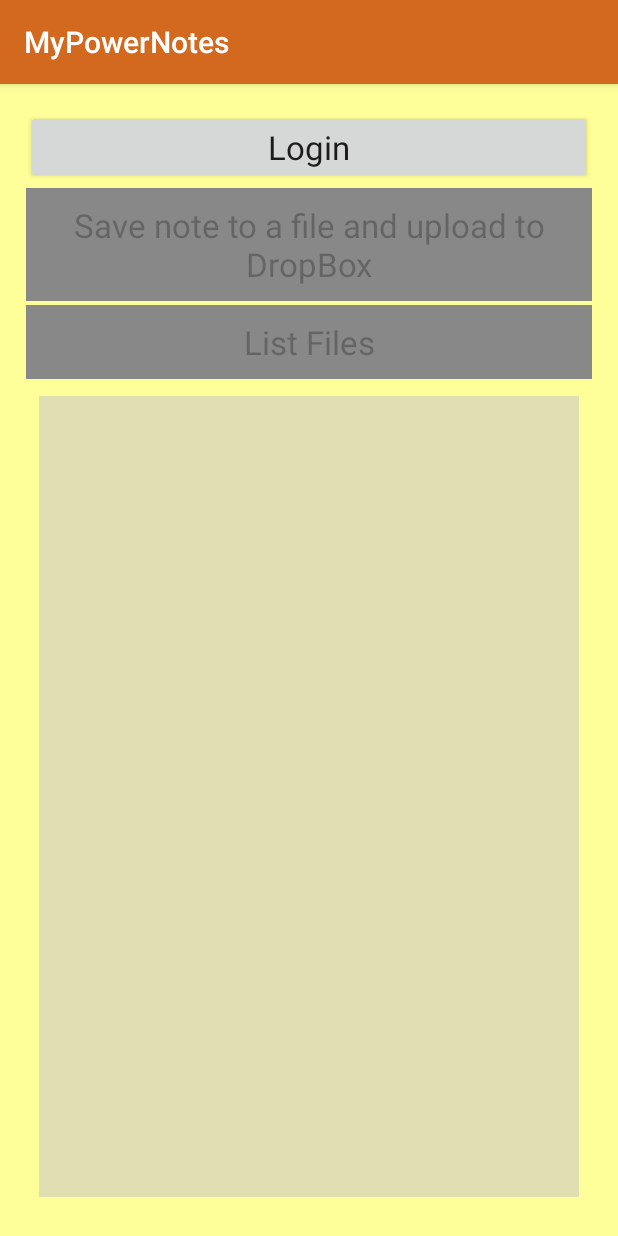
After one commit to overclocker21/MyPowerNotes, an Android app: the DropBoxActivity screen opened directly, with no data from a screen before it, on a phone screen of 412 x 824 dp. The commit adds this screen. Run offline under Robolectric (Android 15) with nearby library versions, the phone set to English and light mode, and no system bars; libraries missing offline, so code that uses them is left out: com.dropbox.client2; 6 statements that could not run were skipped.

Commit message:
Added DropBox functionality

```diff
--- a/app/build.gradle
+++ b/app/build.gradle
@@ -26,4 +26,6 @@ dependencies {
     compile files('libs/activation.jar')
     compile files('libs/additionnal.jar')
     compile files('libs/mail.jar')
+    compile files('libs/dropbox-android-sdk-1.6.3.jar')
+    compile files('libs/json_simple-1.1.jar')
 }
--- /dev/null
+++ b/app/src/main/java/com/androbro/mypowernotes/DropBoxActivity.java
@@ -0,0 +1,218 @@
+package com.androbro.mypowernotes;
+
+import android.content.Context;
+import android.content.DialogInterface;
+import android.content.Intent;
+import android.content.SharedPreferences;
+import android.graphics.Color;
+import android.os.Bundle;
+import android.os.Handler;
+import android.os.Message;
+import android.support.v7.app.AlertDialog;
+import android.support.v7.app.AppCompatActivity;
+import android.view.LayoutInflater;
+import android.view.View;
+import android.widget.Button;
+import android.widget.EditText;
+import android.widget.LinearLayout;
+import android.widget.TextView;
+import android.widget.Toast;
+
+import com.dropbox.client2.DropboxAPI;
+import com.dropbox.client2.android.AndroidAuthSession;
+import com.dropbox.client2.session.AccessTokenPair;
+import com.dropbox.client2.session.AppKeyPair;
+import com.dropbox.client2.session.Session;
+import com.dropbox.client2.session.TokenPair;
+
+import java.io.FileNotFoundException;
+import java.io.FileOutputStream;
+import java.io.IOException;
+import java.util.ArrayList;
+
+public class DropBoxActivity extends AppCompatActivity implements View.OnClickListener {
+
+    private LinearLayout container;
+    private DropboxAPI dropboxAPI;
+    private boolean isUserLoggedIn;
+    private Button loginButton;
+    private Button uploadFileButton;
+    private Button listFileButton;
+    private String messageToSave;
+    Context context;
+    String contentToSend;
+
+    private static final String DROPBOX_FILE_DIR = "/MyPowerNotes/";
+    private static final String DROPBOX_NAME = "dropbox_prefs";
+    private static final String ACCESS_KEY = "ct4cg70nawrthmt";
+    private static final String ACCESS_SECRET = "15o90fpio00ly5a";
+    private static final Session.AccessType ACCESS_TYPE = Session.AccessType.DROPBOX;
+
+    @Override
+    protected void onCreate(Bundle savedInstanceState) {
+        super.onCreate(savedInstanceState);
+        setContentView(R.layout.activity_drop_box);
+
+        context = DropBoxActivity.this;
+
+        contentToSend = getIntent().getStringExtra("content");
+
+        loginButton = (Button) findViewById(R.id.loginBtn);
+        loginButton.setOnClickListener(this);
+        uploadFileButton = (Button) findViewById(R.id.uploadFileBtn);
+        uploadFileButton.setOnClickListener(this);
+        listFileButton = (Button) findViewById(R.id.listFilesBtn);
+        listFileButton.setOnClickListener(this);
+
+        container = (LinearLayout) findViewById(R.id.container_files);
+
+        loggedIn(false);
+
+        AppKeyPair appKeyPair = new AppKeyPair(ACCESS_KEY, ACCESS_SECRET);
+        AndroidAuthSession session;
+
+        SharedPreferences prefs = getSharedPreferences(DROPBOX_NAME, 0);
+        String key = prefs.getString(ACCESS_KEY, null);
+        String secret = prefs.getString(ACCESS_SECRET, null);
+
+        if (key != null && secret != null){
+
+            AccessTokenPair token = new AccessTokenPair(key, secret);
+            session = new AndroidAuthSession(appKeyPair, ACCESS_TYPE, token);
+
+        } else {
+            session = new AndroidAuthSession(appKeyPair, ACCESS_TYPE);
+        }
+
+        dropboxAPI = new DropboxAPI(session);
+
+    }
+
+    @Override
+    protected void onResume() {
+        super.onResume();
+
+        AndroidAuthSession session = (AndroidAuthSession) dropboxAPI.getSession();
+        if (session.authenticationSuccessful()){
+            try {
+                session.finishAuthentication();
+                TokenPair tokens = session.getAccessTokenPair();
+                SharedPreferences prefs = getSharedPreferences(DROPBOX_NAME, 0);
+                SharedPreferences.Editor editor = prefs.edit();
+                editor.putString(ACCESS_KEY, tokens.key);
+                editor.putString(ACCESS_SECRET, tokens.secret);
+                editor.commit();
+
+                loggedIn(true);
+
+            } catch (IllegalStateException e){
+
+                Toast.makeText(this, "DropBox auth error", Toast.LENGTH_SHORT).show();
+            }
+        }
+    }
+
+    private void loggedIn(boolean userLoggedIn) {
+
+        isUserLoggedIn = userLoggedIn;
+
+        uploadFileButton.setEnabled(userLoggedIn);
+        uploadFileButton.setBackgroundColor(userLoggedIn ? Color.BLUE : Color.GRAY);
+
+        listFileButton.setEnabled(userLoggedIn);
+        listFileButton.setBackgroundColor(userLoggedIn ? Color.BLUE : Color.GRAY);
+
+        loginButton.setText(userLoggedIn ? "Logout" : "Login");
+
+    }
+
+    private final Handler handler = new Handler() {
+
+        public void handleMessage(Message message){
+            ArrayList<String> result = message.getData().getStringArrayList("data");
+
+            for (String fileName: result){
+                TextView textView = new TextView(DropBoxActivity.this);
+                textView.setText(fileName);
+                container.addView(textView);
+            }
+        }
+    };
+
+    @Override
+    public void onClick(View v) {
+
+        switch (v.getId()){
+            case R.id.loginBtn:
+                if (isUserLoggedIn){
+                    dropboxAPI.getSession().unlink();
+                    loggedIn(false);
+                }else {
+                    ((AndroidAuthSession)dropboxAPI.getSession()).startAuthentication(DropBoxActivity.this);
+                }
+                break;
+
+            case R.id.listFilesBtn:
+                ListFiles listFiles = new ListFiles(dropboxAPI, DROPBOX_FILE_DIR, handler);
+                listFiles.execute();
+                break;
+
+            case R.id.uploadFileBtn:
+
+                try {
+                    FileOutputStream fileOutputStream = openFileOutput("text.txt", MODE_PRIVATE);
+                    fileOutputStream.write(contentToSend.getBytes());
+                    fileOutputStream.close();
+
+                    showChangeLangDialog();
+                } catch (FileNotFoundException e) {
+                    e.printStackTrace();
+                } catch (IOException e) {
+                    e.printStackTrace();
+                }
+
+
+                break;
+            default:
+                break;
+        }
+
+    }
+
+    private void showChangeLangDialog() {
+
+        AlertDialog.Builder dialogBuilder = new AlertDialog.Builder(this);
+        LayoutInflater inflater = this.getLayoutInflater();
+        final View dialogView = inflater.inflate(R.layout.custom_alert_dialog, null);
+        dialogBuilder.setView(dialogView);
+
+        final EditText edt = (EditText) dialogView.findViewById(R.id.edit1);
+
+        dialogBuilder.setTitle("Please enter filename");
+
+        dialogBuilder.setPositiveButton("Done", new DialogInterface.OnClickListener() {
+            public void onClick(DialogInterface dialog, int whichButton) {
+                //do something with edt.getText().toString();
+                String fileName = edt.getText().toString()+".txt";
+                UploadFile uploadFile = new UploadFile(context, dropboxAPI, DROPBOX_FILE_DIR, fileName);
+                uploadFile.execute();
+
+            }
+        });
+        dialogBuilder.setNegativeButton("Cancel", new DialogInterface.OnClickListener() {
+            public void onClick(DialogInterface dialog, int whichButton) {
+                //pass
+            }
+        });
+        AlertDialog b = dialogBuilder.create();
+        b.show();
+    }
+
+    @Override
+    public void onBackPressed() {
+        super.onBackPressed();
+        Intent i = new Intent(DropBoxActivity.this, NoteListActivity.class);
+        startActivity(i);
+
+    }
+}
--- /dev/null
+++ b/app/src/main/res/layout/activity_drop_box.xml
@@ -0,0 +1,54 @@
+<?xml version="1.0" encoding="utf-8"?>
+<LinearLayout xmlns:android="http://schemas.android.com/apk/res/android"
+    xmlns:tools="http://schemas.android.com/tools"
+    android:background="#FFFF99"
+    android:layout_width="match_parent"
+    android:layout_height="match_parent"
+    android:orientation="vertical"
+    android:gravity="center_horizontal"
+    android:paddingBottom="@dimen/activity_vertical_margin"
+    android:paddingLeft="@dimen/activity_horizontal_margin"
+    android:paddingRight="@dimen/activity_horizontal_margin"
+    android:paddingTop="@dimen/activity_vertical_margin"
+    tools:context="com.androbro.mypowernotes.DropBoxActivity">
+
+    <Button
+        android:id="@+id/loginBtn"
+        android:layout_margin="1dp"
+        android:textAppearance="?android:attr/textAppearanceLarge"
+        android:layout_width="fill_parent"
+        android:layout_height="wrap_content"
+        android:text="Connect to DropBox" />
+
+    <Button
+        android:id="@+id/uploadFileBtn"
+        android:layout_margin="1dp"
+        android:textAppearance="?android:attr/textAppearanceLarge"
+        android:layout_width="fill_parent"
+        android:layout_height="wrap_content"
+        android:text="Save note to a file and upload to DropBox" />
+
+    <Button
+        android:id="@+id/listFilesBtn"
+        android:layout_margin="1dp"
+        android:textAppearance="?android:attr/textAppearanceLarge"
+        android:layout_width="fill_parent"
+        android:layout_height="wrap_content"
+        android:text="List Files" />
+
+    <ScrollView
+        android:background="#dfdfb2"
+        android:layout_width="match_parent"
+        android:layout_height="match_parent"
+        android:layout_margin="10dp">
+
+        <LinearLayout
+            android:id="@+id/container_files"
+            android:layout_width="match_parent"
+            android:layout_height="wrap_content"
+            android:orientation="vertical">
+        </LinearLayout>
+
+    </ScrollView>
+
+</LinearLayout>
```
Also changed, not shown: app/src/main/AndroidManifest.xml (+16 -1 lines), app/src/main/java/com/androbro/mypowernotes/ListFiles.java (added, +55 -0 lines), app/src/main/java/com/androbro/mypowernotes/NoteDetailActivity.java (+15 -3 lines), app/src/main/java/com/androbro/mypowernotes/UploadFile.java (added, +59 -0 lines), app/src/main/res/layout/custom_alert_dialog.xml (added, +15 -0 lines), 1 other file.
